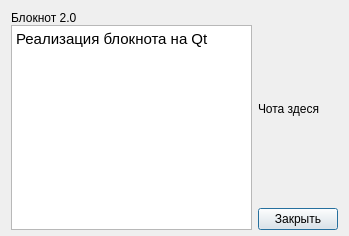
Qt form aboutwidget.ui (roman-zm/note2) before a commit.
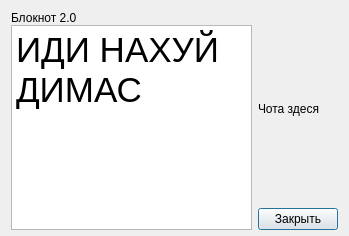
The same form after that commit.

Patch:
```diff
--- a/aboutwidget.ui
+++ b/aboutwidget.ui
@@ -47,9 +47,9 @@
         <string>&lt;!DOCTYPE HTML PUBLIC &quot;-//W3C//DTD HTML 4.0//EN&quot; &quot;http://www.w3.org/TR/REC-html40/strict.dtd&quot;&gt;
 &lt;html&gt;&lt;head&gt;&lt;meta name=&quot;qrichtext&quot; content=&quot;1&quot; /&gt;&lt;style type=&quot;text/css&quot;&gt;
 p, li { white-space: pre-wrap; }
-&lt;/style&gt;&lt;/head&gt;&lt;body style=&quot; font-family:'DejaVu Sans'; font-size:12pt; font-weight:400; font-style:normal;&quot;&gt;
-&lt;p style=&quot; margin-top:0px; margin-bottom:0px; margin-left:0px; margin-right:0px; -qt-block-indent:0; text-indent:0px;&quot;&gt;&lt;span style=&quot; font-family:'Nimbus Sans L'; font-size:11pt;&quot;&gt;Реализация блокнота на Qt&lt;/span&gt;&lt;/p&gt;
-&lt;p style=&quot;-qt-paragraph-type:empty; margin-top:0px; margin-bottom:0px; margin-left:0px; margin-right:0px; -qt-block-indent:0; text-indent:0px; font-family:'Nimbus Sans L'; font-size:11pt;&quot;&gt;&lt;br /&gt;&lt;/p&gt;&lt;/body&gt;&lt;/html&gt;</string>
+&lt;/style&gt;&lt;/head&gt;&lt;body style=&quot; font-family:'MS Shell Dlg 2'; font-size:7.8pt; font-weight:400; font-style:normal;&quot;&gt;
+&lt;p style=&quot; margin-top:0px; margin-bottom:0px; margin-left:0px; margin-right:0px; -qt-block-indent:0; text-indent:0px;&quot;&gt;&lt;span style=&quot; font-size:26pt;&quot;&gt;ИДИ НАХУЙ ДИМАС&lt;/span&gt;&lt;/p&gt;
+&lt;p style=&quot;-qt-paragraph-type:empty; margin-top:0px; margin-bottom:0px; margin-left:0px; margin-right:0px; -qt-block-indent:0; text-indent:0px; font-size:26pt;&quot;&gt;&lt;br /&gt;&lt;/p&gt;&lt;/body&gt;&lt;/html&gt;</string>
        </property>
       </widget>
      </item>
```
